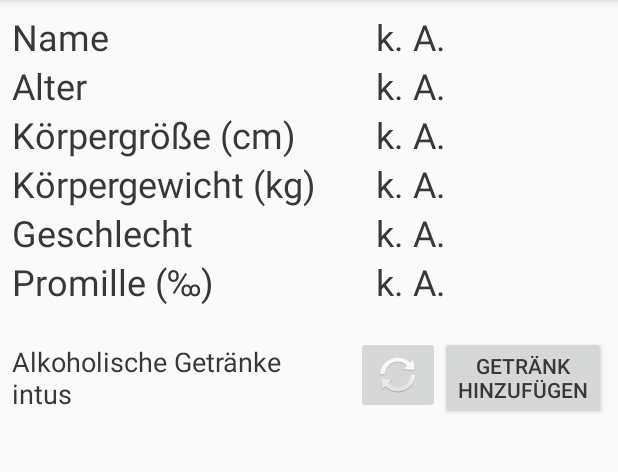
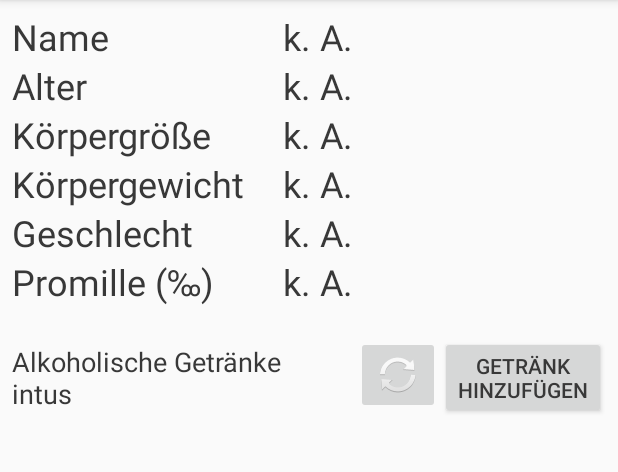
Before and after one commit to AhiruSoftwareCompany/alcoholtestapp, an Android app: the MainActivity screen opened directly, with no data from a screen before it, on a phone screen of 412 x 824 dp, the part 84-556 px from its top. Run offline under Robolectric (Android 15) with nearby library versions, the phone set to English and light mode, and no system bars.

Commit message:
Fixed layout

```diff
--- a/app/src/main/res/layout/activity_create_user.xml
+++ b/app/src/main/res/layout/activity_create_user.xml
@@ -73,7 +73,7 @@
         <TextView
             android:layout_width="match_parent"
             android:layout_height="wrap_content"
-            android:text="@string/weight" />
+            android:text="@string/weight_with_unit" />
 
         <EditText
             android:id="@+id/weight"
--- a/app/src/main/res/layout/activity_main.xml
+++ b/app/src/main/res/layout/activity_main.xml
@@ -59,7 +59,7 @@
 
         <view
             class="android.support.v4.widget.Space"
-            android:layout_width="40dp"
+            android:layout_width="25dp"
             android:layout_height="wrap_content"
             android:textSize="24sp" />
 
@@ -83,14 +83,14 @@
                 android:textSize="24sp" />
 
             <TextView
-                android:id="@+id/weight"
+                android:id="@+id/height"
                 android:layout_width="wrap_content"
                 android:layout_height="wrap_content"
                 android:text="@string/no_information"
                 android:textSize="24sp" />
 
             <TextView
-                android:id="@+id/height"
+                android:id="@+id/weight"
                 android:layout_width="wrap_content"
                 android:layout_height="wrap_content"
                 android:text="@string/no_information"
--- a/app/src/main/res/layout/activity_modify_user.xml
+++ b/app/src/main/res/layout/activity_modify_user.xml
@@ -73,7 +73,7 @@
         <TextView
             android:layout_width="match_parent"
             android:layout_height="wrap_content"
-            android:text="@string/weight" />
+            android:text="@string/weight_with_unit" />
 
         <EditText
             android:id="@+id/weight"
@@ -87,7 +87,7 @@
         <TextView
             android:layout_width="match_parent"
             android:layout_height="wrap_content"
-            android:text="@string/height" />
+            android:text="@string/height_with_unit" />
 
         <EditText
             android:id="@+id/height"
--- a/app/src/main/res/values/strings.xml
+++ b/app/src/main/res/values/strings.xml
@@ -22,8 +22,10 @@
     <string name="male">Männlich</string>
     <string name="age">Alter</string>
     <string name="years">Jahre</string>
-    <string name="weight">Körpergewicht (kg)</string>
-    <string name="height">Körpergröße (cm)</string>
+    <string name="weight">Körpergewicht</string>
+    <string name="height">Körpergröße</string>
+    <string name="weight_with_unit">Körpergewicht (kg)</string>
+    <string name="height_with_unit">Körpergröße (cm)</string>
     <string name="image">Bild</string>
     <string name="bac">Promille (‰)</string>
     <string name="bacNoChar">Promille</string>
```
